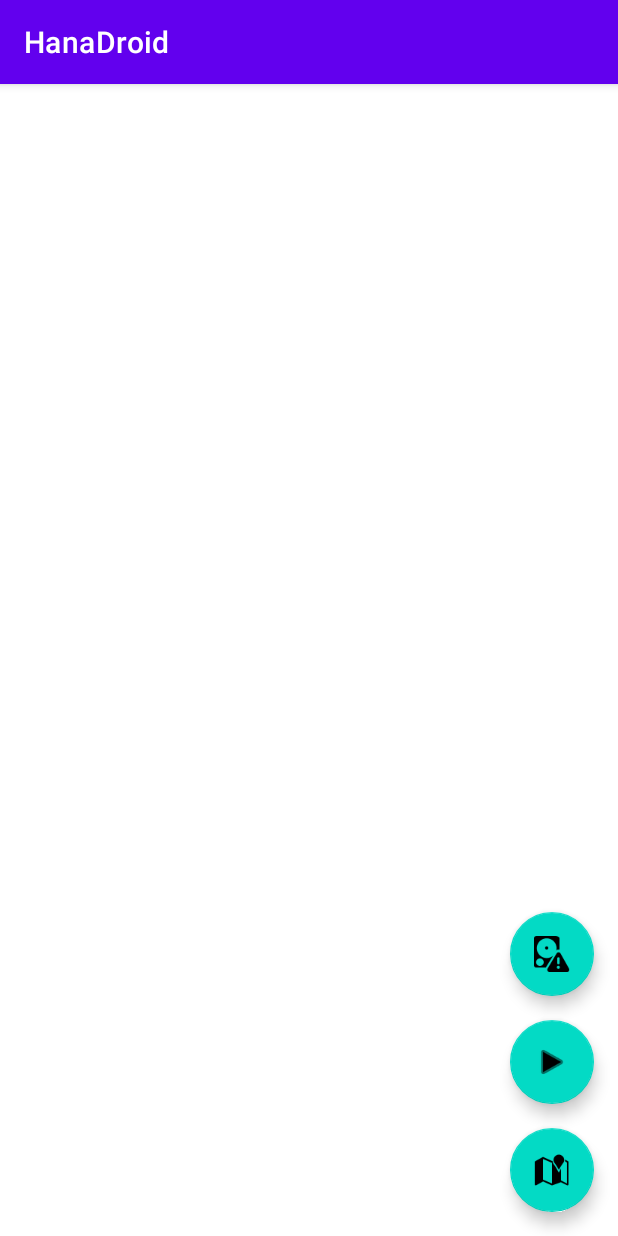
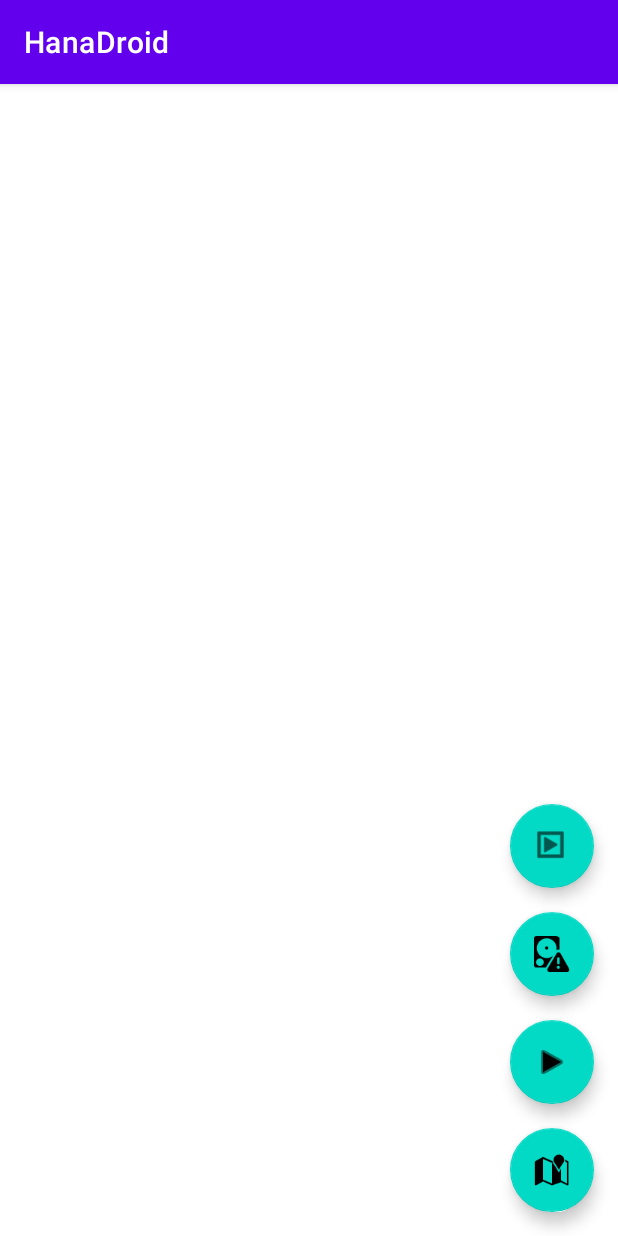
Before and after one commit to pmk2429/hanadroid, an Android app: the screen it shows after launch (EntryActivity), on a phone screen of 412 x 824 dp. Run offline under Robolectric (Android 15) with nearby library versions, the phone set to English and light mode, and no system bars.

Commit message:
Add Entry Point for Reddit Posts Activity

```diff
--- a/app/src/main/java/com/example/hanadroid/adapters/RedditRepoViewHolder.kt
+++ b/app/src/main/java/com/example/hanadroid/adapters/RedditRepoViewHolder.kt
@@ -3,6 +3,7 @@ package com.example.hanadroid.adapters
 import androidx.recyclerview.widget.RecyclerView
 import com.example.hanadroid.databinding.AdapterRedditPostItemBinding
 import com.example.hanadroid.model.RedditPost
+
 
 class RedditRepoViewHolder(
     private val binding: AdapterRedditPostItemBinding
@@ -13,6 +14,10 @@ class RedditRepoViewHolder(
             title.text = redditPost.title
             comments.text = redditPost.commentCount.toString()
             score.text = redditPost.score.toString()
+
+            // title.text = "http://example.com"
+            // Linkify.addLinks(title, Linkify.WEB_URLS)
+            // Linkify.addLinks(title, Linkify.ALL);
         }
     }
 }
--- a/app/src/main/java/com/example/hanadroid/ui/EntryActivity.kt
+++ b/app/src/main/java/com/example/hanadroid/ui/EntryActivity.kt
@@ -49,6 +49,10 @@ class EntryActivity : AppCompatActivity() {
         binding.fabPaginationArticles.apply {
             setOnClickListener { launchPaginationActivity() }
         }
+
+        binding.fabRedditPosts.apply {
+            setOnClickListener { launchRedditPostsActivity() }
+        }
     }
 
     private fun launchUniversityActivity() {
@@ -62,6 +66,11 @@ class EntryActivity : AppCompatActivity() {
 
     private fun launchPaginationActivity() {
         paginationActivityLauncher.launch(Intent(this, ArticleListPaginationActivity::class.java))
+    }
+
+    private fun launchRedditPostsActivity() {
+        val intent = Intent(this, RedditPostsActivity::class.java)
+        startActivity(intent)
     }
 
     /**
--- a/app/src/main/res/layout/activity_entry.xml
+++ b/app/src/main/res/layout/activity_entry.xml
@@ -39,4 +39,15 @@
         app:layout_constraintEnd_toEndOf="parent"
         app:srcCompat="@android:drawable/ic_popup_disk_full" />
 
+    <com.google.android.material.floatingactionbutton.FloatingActionButton
+        android:id="@+id/fab_reddit_posts"
+        android:layout_width="wrap_content"
+        android:layout_height="wrap_content"
+        android:layout_gravity="bottom|end"
+        android:layout_marginEnd="@dimen/fab_margin"
+        android:layout_marginBottom="@dimen/fab_margin"
+        app:layout_constraintBottom_toTopOf="@id/fab_pagination_articles"
+        app:layout_constraintEnd_toEndOf="parent"
+        app:srcCompat="@android:drawable/ic_menu_slideshow" />
+
 </androidx.constraintlayout.widget.ConstraintLayout>
```
